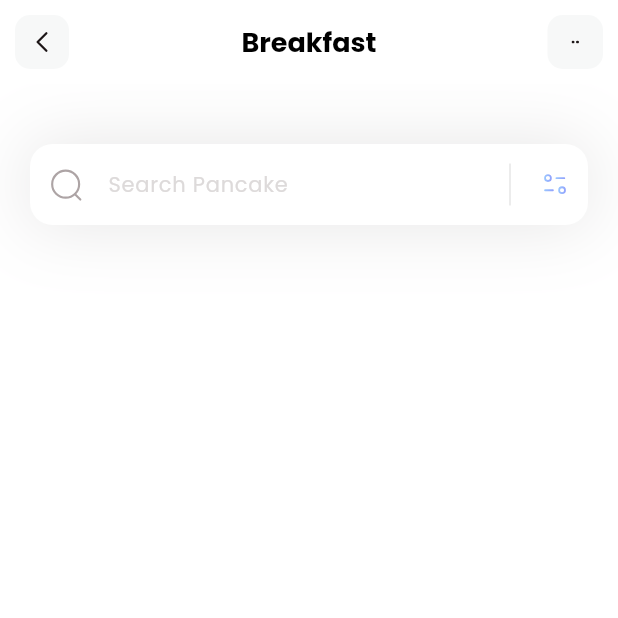
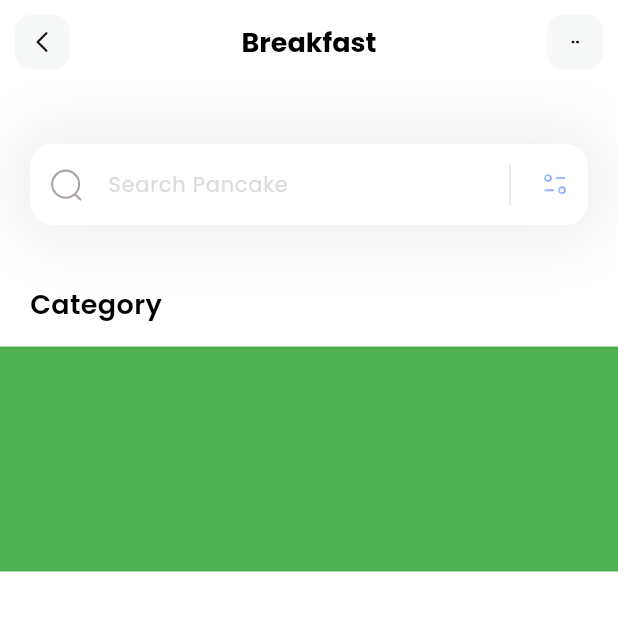
Before and after one commit to rahulio96/flutter-tutorial, a Flutter app: the screen it shows after launch, on a phone screen of 412 x 824 dp, the top half of it. Run offline on Flutter 3.47's test engine with Material 3 defaults, Android fonts, the phone set to English and light mode, and no system bars; our stand-ins replace flutter_svg.

Commit message:
Category title and green box for list

```diff
--- a/lib/pages/home.dart
+++ b/lib/pages/home.dart
@@ -12,9 +12,36 @@ class HomePage extends StatelessWidget {
       appBar: appBar(),
       backgroundColor: Colors.white,
       body: Column(
+        crossAxisAlignment: CrossAxisAlignment.start,
         children: [
           searchField(),
+          SizedBox(height: 40,),
+          Column(
+            crossAxisAlignment: CrossAxisAlignment.start,
+            children: [
 
+              Padding(
+                padding: const EdgeInsets.only(left:20),
+                child: Text(
+                    'Category',
+                    style: TextStyle(
+                      color: Colors.black,
+                      fontSize: 18,
+                      fontWeight: FontWeight.w600,
+                    )
+                  ),
+              ),
+
+              SizedBox(height: 15,),
+
+              Container(
+                height: 150,
+                color: Colors.green,
+
+
+              ),
+            ],
+            ),
         ],
       ),
     );
```
